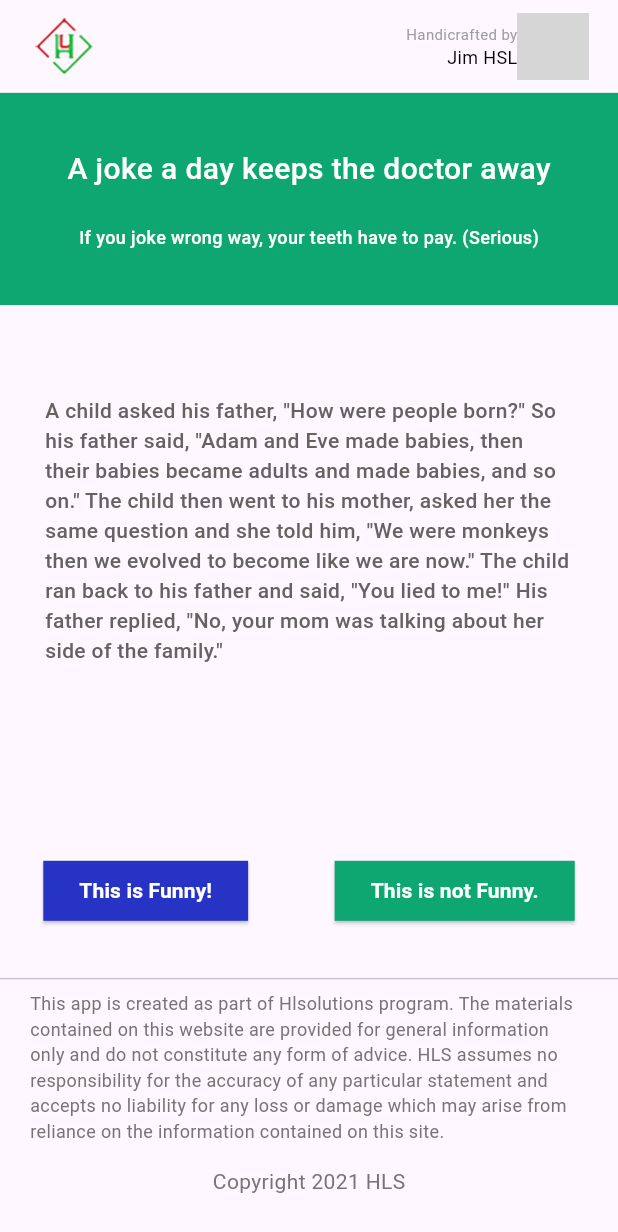
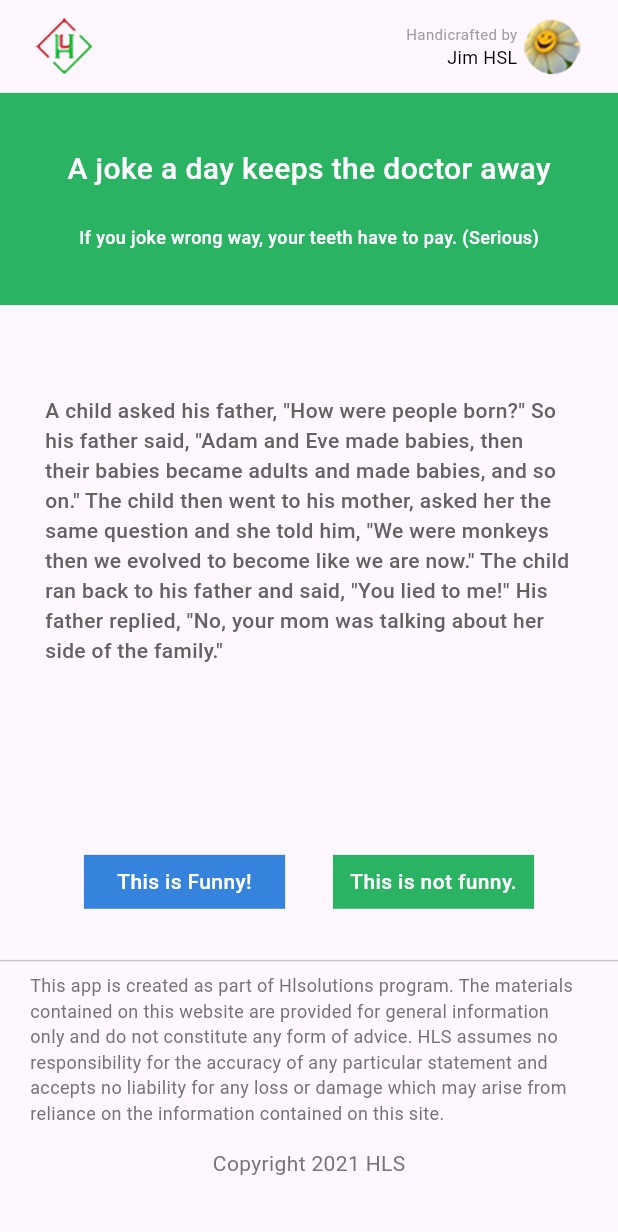
Before and after one commit to buiduong11/ex-test-exorium-company, a Flutter app: the screen it shows after launch, on a phone screen of 412 x 824 dp. Shown: the top 1232 px of the screen. Run offline on Flutter 3.47's test engine with Material 3 defaults, Android fonts, the phone set to English and light mode, and no system bars; our stand-ins replace cached_network_image, flutter_svg; grey boxes are pictures that could not be loaded.

Commit message:
first commit

```diff
--- a/lib/modules/my_home.dart
+++ b/lib/modules/my_home.dart
@@ -38,7 +38,7 @@ class MyHomePage extends StatelessWidget {
           Row(
             children: [
               _buildAuthorInfo(),
-              _buildLogo('assets/images/hi.png'),
+              _buildLogo(ImageConstant.imgHeaderRight),
             ],
           ),
         ],
@@ -104,16 +104,16 @@ class MyHomePage extends StatelessWidget {
 
   Widget _buildActionButtons() {
     return Padding(
-      padding: EdgeInsets.symmetric(vertical: 30.v),
+      padding: EdgeInsets.symmetric(vertical: 30.v, horizontal: 40),
       child: Row(
         mainAxisAlignment: MainAxisAlignment.spaceAround,
         children: [
           _buildButton(
             'This is Funny!',
-            ColorConstants.nearlyDarkBlue,
+            ColorConstants.blue,
           ),
           _buildButton(
-            'This is not Funny.',
+            'This is not funny.',
             ColorConstants.green,
           ),
         ],
@@ -122,15 +122,22 @@ class MyHomePage extends StatelessWidget {
   }
 
   Widget _buildButton(String text, Color color) {
-    return ElevatedButton(
-      style: ElevatedButton.styleFrom(
-        backgroundColor: color,
-        shape: const RoundedRectangleBorder(borderRadius: BorderRadius.zero),
-      ),
-      onPressed: () {},
-      child: Text(
-        text,
-        style: CustomTextStyles.textElevatedButton,
+    return SizedBox(
+      width: 140.h,
+      child: InkWell(
+        onTap: () {},
+        child: Container(
+          decoration: BoxDecoration(
+            color: color,
+            borderRadius: BorderRadius.zero,
+          ),
+          padding: const EdgeInsets.symmetric(vertical: 8.0),
+          alignment: Alignment.center,
+          child: Text(
+            text,
+            style: CustomTextStyles.textElevatedButton,
+          ),
+        ),
       ),
     );
   }
--- a/lib/share/constant/colors.dart
+++ b/lib/share/constant/colors.dart
@@ -15,8 +15,9 @@ class ColorConstants {
   static const Color lightGreenColor = Color(0xFF94E059);
   static const Color orangeColor = Color(0xFFFF5630);
   static const Color lightBlueColor = Color(0xFF5C9CE4);
-  static const Color green = Color(0XFF0EA772);
-  static const Color blue = Colors.blue;
+  static const Color green = Color(0xFF29B363);
+
+  static const Color blue = Color(0xFF3583DD);
 }
 
 Color hexToColor(String hex) {
--- a/lib/share/utils/custom_text.dart
+++ b/lib/share/utils/custom_text.dart
@@ -11,7 +11,7 @@ class CustomTextStyles {
       );
   static get textElevatedButton => const TextStyle(
         color: Colors.white,
-        fontWeight: FontWeight.bold,
+        fontWeight: FontWeight.w500,
         fontSize: 14,
       );
   static get textBody => const TextStyle(
```
Also changed, not shown: assets/images/img_header_right.png (renamed from assets/images/img_headder_right.png), joke.png.
